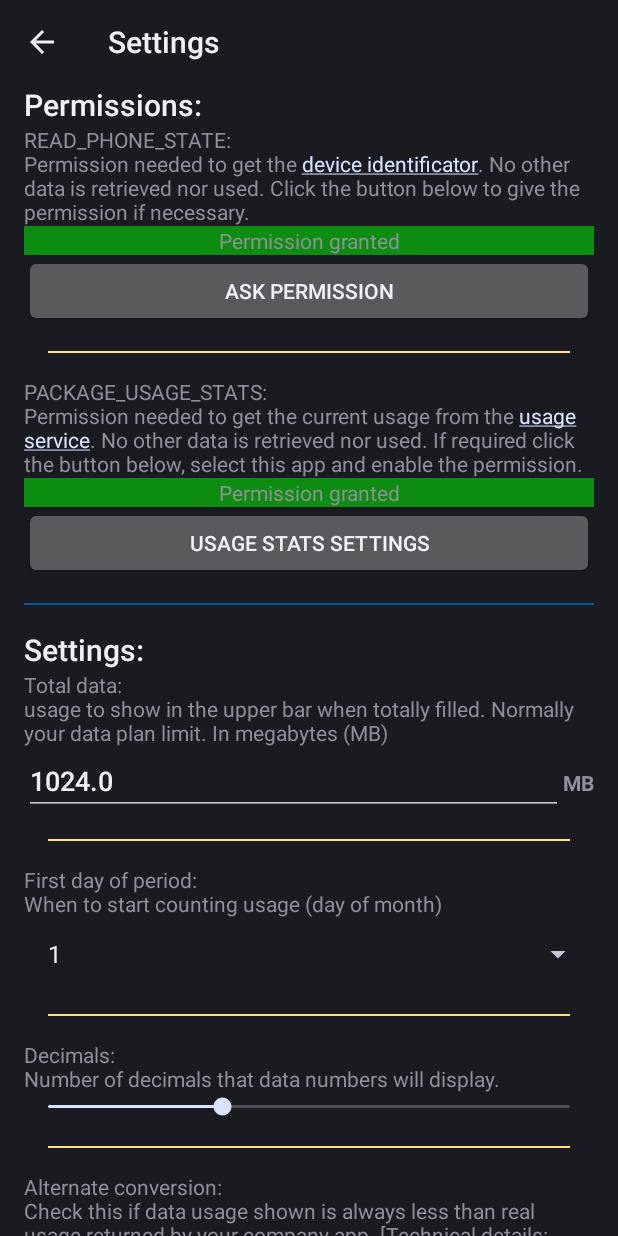
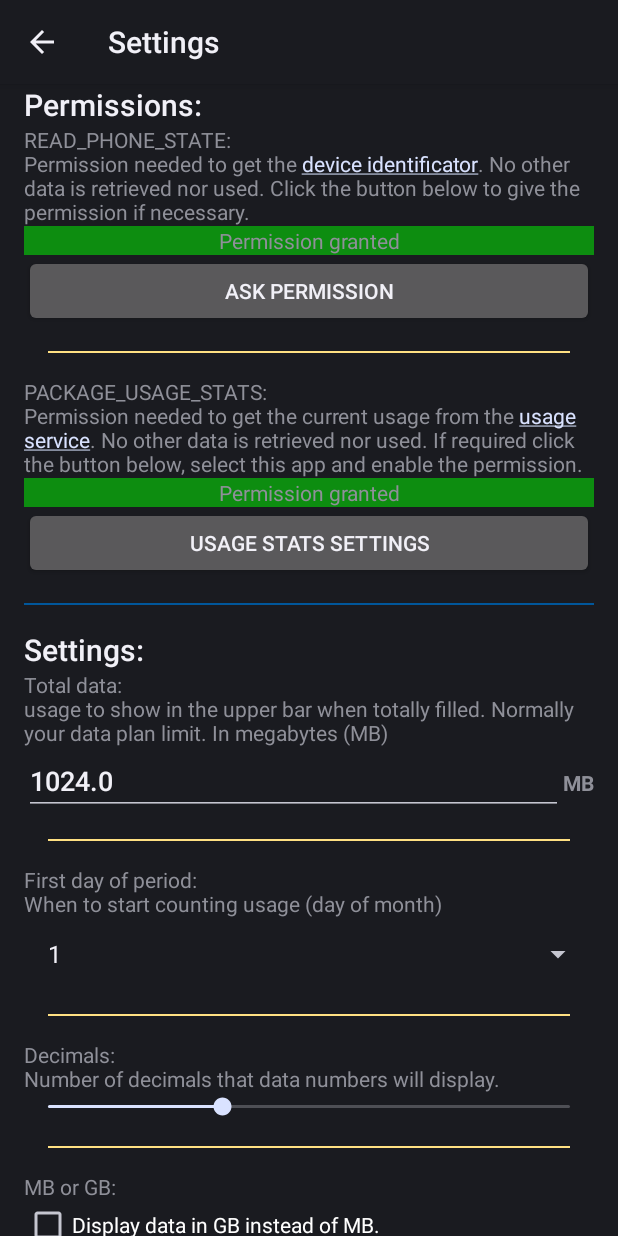
Before and after one commit to TrianguloY/Average-data-usage-widget, an Android app: the Main screen opened directly, with no data from a screen before it, after a tap on "SETTINGS", on a phone screen of 412 x 824 dp. Run offline under Robolectric (Android 15) with nearby library versions, the phone set to English and light mode, and no system bars.

Commit message:
display GB
resolves #5

```diff
--- a/app/src/main/java/com/trianguloy/continuousDataUsage/activities/ListAdapter.java
+++ b/app/src/main/java/com/trianguloy/continuousDataUsage/activities/ListAdapter.java
@@ -14,7 +14,6 @@ import com.trianguloy.continuousDataUsage.common.Tweaks;
 import com.trianguloy.continuousDataUsage.common.Utils;
 
 import java.util.ArrayList;
-import java.util.Locale;
 
 /**
  * ListAdapter for the {@link HistoryActivity}
@@ -155,7 +154,7 @@ public class ListAdapter extends BaseAdapter {
         // sets the properties
         txt_date.setText(currentItem.date);
 
-        txt_usage.setText(String.format(Locale.US, pref.getDecimalsFormatter() + " / " + pref.getDecimalsFormatter() + " MB", currentItem.usage, dataPerDay));
+        txt_usage.setText(Utils.formatData(pref, currentItem.usage,false)+" / "+ Utils.formatData(pref, dataPerDay,true));
 
         double rate = currentItem.usage / dataPerDay;
         if (rate > 1) {
--- a/app/src/main/java/com/trianguloy/continuousDataUsage/activities/SettingsActivity.java
+++ b/app/src/main/java/com/trianguloy/continuousDataUsage/activities/SettingsActivity.java
@@ -17,6 +17,7 @@ import android.view.View;
 import android.widget.AdapterView;
 import android.widget.ArrayAdapter;
 import android.widget.CheckBox;
+import android.widget.CompoundButton;
 import android.widget.EditText;
 import android.widget.SeekBar;
 import android.widget.Spinner;
@@ -46,6 +47,7 @@ public class SettingsActivity extends Activity {
     private EditText view_accumulated;
     private TextView view_txt_decimals;
     private SeekBar view_sb_decimals;
+    private CheckBox view_gb;
 
 
     /**
@@ -189,6 +191,16 @@ public class SettingsActivity extends Activity {
         });
         view_sb_decimals.setProgress(pref.getDecimals(),true);
 
+        //GB
+        view_gb = findViewById(R.id.stt_chk_gb);
+        view_gb.setChecked(pref.getGB());
+        view_gb.setOnCheckedChangeListener(new CompoundButton.OnCheckedChangeListener() {
+            @Override
+            public void onCheckedChanged(CompoundButton compoundButton, boolean b) {
+                pref.setGB(b);
+            }
+        });
+
         //clickable links
         for (int id : new int[]{R.id.stt_txt_perm_ps,R.id.stt_txt_perm_us} ) {
             ((TextView) findViewById(id)).setMovementMethod(LinkMovementMethod.getInstance());
--- a/app/src/main/java/com/trianguloy/continuousDataUsage/common/Preferences.java
+++ b/app/src/main/java/com/trianguloy/continuousDataUsage/common/Preferences.java
@@ -133,12 +133,22 @@ public class Preferences {
         return sharedPreferences.getInt(KEY_DECIMALS, DEFAULT_DECIMALS);
     }
 
-    public String getDecimalsFormatter(){
-        return "%."+getDecimals()+"f";
+    public void setDecimals(int decimals) {
+        sharedPreferences.edit().putInt(KEY_DECIMALS, decimals).apply();
     }
 
-    public void setDecimals(int decimals) {
-        sharedPreferences.edit().putInt(KEY_DECIMALS, decimals).apply();
+    /**
+     * Gigabytes (boolean)
+     */
+    private static final String KEY_GB = "gb";
+    private static final boolean DEFAULT_GB = false;
+
+    public boolean getGB() {
+        return sharedPreferences.getBoolean(KEY_GB, DEFAULT_GB);
+    }
+
+    public void setGB(boolean gb) {
+        sharedPreferences.edit().putBoolean(KEY_GB, gb).apply();
     }
 
     // ------------------- tweaks -------------------
--- a/app/src/main/java/com/trianguloy/continuousDataUsage/common/Utils.java
+++ b/app/src/main/java/com/trianguloy/continuousDataUsage/common/Utils.java
@@ -1,4 +1,6 @@
 package com.trianguloy.continuousDataUsage.common;
+
+import java.util.Locale;
 
 public class Utils {
     /**
@@ -10,4 +12,17 @@ public class Utils {
     public static int dbl2int(double d) {
         return Math.round(Math.round(d));
     }
+
+    /**
+     * Formats data based on the preferences
+     * @param pref preferences object
+     * @param mb megabytes to use
+     * @param units whether to show units
+     * @return the formatted string
+     */
+    public static String formatData(Preferences pref, double mb, boolean units) {
+        final String format = ("%." + pref.getDecimals() + "f") + (units ? (pref.getGB() ? " GB" : " MB") : "");
+        final double arg = pref.getGB() ? mb / (pref.getAltConversion() ? 1000 : 1024) : mb;
+        return String.format(Locale.US, format, arg);
+    }
 }
--- a/app/src/main/java/com/trianguloy/continuousDataUsage/widgets/AppWidgetProgress.java
+++ b/app/src/main/java/com/trianguloy/continuousDataUsage/widgets/AppWidgetProgress.java
@@ -74,7 +74,7 @@ public class AppWidgetProgress extends AppWidgetBase {
         Preferences pref = new Preferences(context);
 
         //variables
-        String formatter = pref.getDecimalsFormatter()+" MB (%.2f%%)";
+        String formatter = " (%.2f%%)";
         WindowManager wm = (WindowManager) context.getSystemService(Context.WINDOW_SERVICE);
         Point p = new Point(context.getResources().getInteger(R.integer.DEFAULT_PROGRESS_PRECISION), 0);
         if (wm != null) {
@@ -84,7 +84,10 @@ public class AppWidgetProgress extends AppWidgetBase {
 
         //top bar
         views.setProgressBar(R.id.wdg_prgBar_date, progressPrecision, Utils.dbl2int(commonInfo.percentDate * progressPrecision), false);
-        views.setTextViewText(R.id.wdg_txt_date, String.format(Locale.US, formatter, commonInfo.percentDate * commonInfo.totalData, commonInfo.percentDate * 100));
+        views.setTextViewText(R.id.wdg_txt_date,
+                Utils.formatData(pref, commonInfo.percentDate * commonInfo.totalData, true) +
+                        String.format(Locale.US, formatter, commonInfo.percentDate * 100)
+        );
 
         //error
         if (commonInfo.error != -1) {
@@ -98,7 +101,10 @@ public class AppWidgetProgress extends AppWidgetBase {
                 commonInfo.percentData > 1 ? progressPrecision
                         : commonInfo.percentData < 0 ? Utils.dbl2int((1 + commonInfo.percentData) * progressPrecision)
                         : 0);
-        views.setTextViewText(R.id.wdg_txt_data, String.format(Locale.US, formatter, commonInfo.megabytes, commonInfo.percentData * 100));
+        views.setTextViewText(R.id.wdg_txt_data,
+                Utils.formatData(pref, commonInfo.megabytes, true) +
+                        String.format(Locale.US, formatter, commonInfo.percentData * 100)
+        );
 
         // tweaks
         if (pref.getTweak(Tweaks.Items.hideDate)) {
--- a/app/src/main/java/com/trianguloy/continuousDataUsage/widgets/AppWidgetRate.java
+++ b/app/src/main/java/com/trianguloy/continuousDataUsage/widgets/AppWidgetRate.java
@@ -8,6 +8,7 @@ import android.widget.RemoteViews;
 import com.trianguloy.continuousDataUsage.R;
 import com.trianguloy.continuousDataUsage.common.Preferences;
 import com.trianguloy.continuousDataUsage.common.Tweaks;
+import com.trianguloy.continuousDataUsage.common.Utils;
 
 import java.util.Locale;
 
@@ -49,7 +50,7 @@ public class AppWidgetRate extends AppWidgetBase {
         ReturnedInfo commonInfo = getCommonInfo(context);
         Preferences pref = new Preferences(context);
 
-        if(commonInfo.error != -1){
+        if (commonInfo.error != -1) {
             views.setTextViewText(R.id.wdg_txt_rate, context.getString(commonInfo.error));
             return;
         }
@@ -59,15 +60,15 @@ public class AppWidgetRate extends AppWidgetBase {
         views.setTextViewText(R.id.wdg_txt_rate, String.format(Locale.US, "%.2f", rate));
 
         // tweaks
-        if(pref.getTweak(Tweaks.Items.showConsumed)){
+        if (pref.getTweak(Tweaks.Items.showConsumed)) {
             rate = commonInfo.megabytes;
-            views.setTextViewText(R.id.wdg_txt_rate, String.format(Locale.US, pref.getDecimalsFormatter(), rate));
+            views.setTextViewText(R.id.wdg_txt_rate, Utils.formatData(pref, rate, false));
         }
-        if(pref.getTweak(Tweaks.Items.showAverage)){
+        if (pref.getTweak(Tweaks.Items.showAverage)) {
             rate = commonInfo.totalData;
-            views.setTextViewText(R.id.wdg_txt_rate, String.format(Locale.US, pref.getDecimalsFormatter(), rate));
+            views.setTextViewText(R.id.wdg_txt_rate, Utils.formatData(pref, rate, false));
         }
-        if(pref.getTweak(Tweaks.Items.whiteWidgets)){
+        if (pref.getTweak(Tweaks.Items.whiteWidgets)) {
             views.setInt(R.id.wdg_parent, "setBackgroundResource", R.drawable.background_rate_white);
             views.setTextColor(R.id.wdg_txt_rate, Color.BLACK);
         }
--- a/app/src/main/res/layout/activity_settings.xml
+++ b/app/src/main/res/layout/activity_settings.xml
@@ -177,6 +177,25 @@
             android:src="@color/colorAccent" />
 
         <TextView
+            android:id="@+id/textView13"
+            android:layout_width="match_parent"
+            android:layout_height="wrap_content"
+            android:text="@string/txt_settings_gb" />
+
+        <CheckBox
+            android:id="@+id/stt_chk_gb"
+            android:layout_width="match_parent"
+            android:layout_height="wrap_content"
+            android:text="@string/chk_settings_gb" />
+
+        <ImageView
+            android:id="@+id/smallSeparator7"
+            android:layout_width="match_parent"
+            android:layout_height="1dp"
+            android:layout_margin="@dimen/activity_margin"
+            android:src="@color/colorAccent" />
+
+        <TextView
             android:id="@+id/textView7"
             android:layout_width="match_parent"
             android:layout_height="wrap_content"
--- a/app/src/main/res/values/strings.xml
+++ b/app/src/main/res/values/strings.xml
@@ -32,6 +32,8 @@
     <string name="txt_desc_setting_totalData">Total data:\nusage to show in the upper bar when totally filled. Normally your data plan limit. In megabytes (MB)</string>
     <string name="txt_desc_setting_firstDay">First day of period:\nWhen to start counting usage (day of month)</string>
     <string name="txt_settings_decimals">Decimals:\nNumber of decimals that data numbers will display.</string>
+    <string name="txt_settings_gb">MB or GB:</string>
+    <string name="chk_settings_gb">Display data in GB instead of MB.</string>
     <string name="txt_desc_setting_altConv">Alternate conversion:\nCheck this if data usage shown is always less than real usage returned by your company app. [Technical details: uses 1000 instead of 1024 to convert from bytes to megabytes]</string>
     <string name="chkbx_setting_altConv">Use alternate MB conversion</string>
     <string name="settings_mb">MB</string>
```
